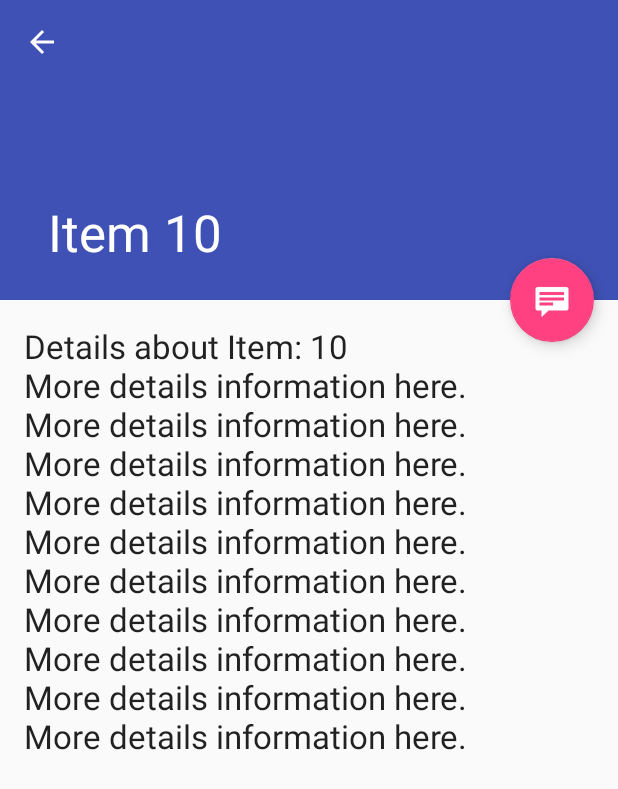
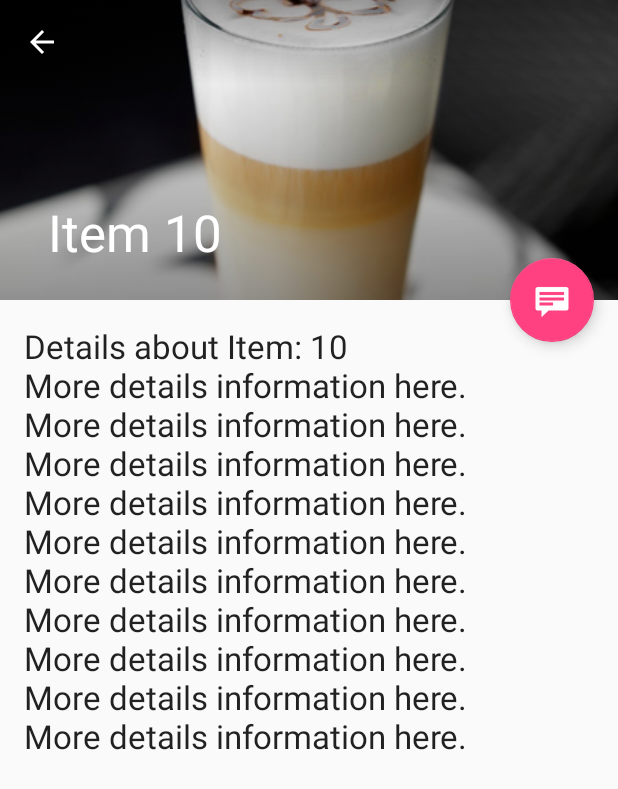
Before and after one commit to anto004/Rent-likeme, an Android app: the screen it shows after launch (RentalDetailActivity), after a tap on "10", on a phone screen of 412 x 824 dp. Shown: the top 789 px of the screen. Run offline under Robolectric (Android 15) with nearby library versions, the phone set to English and light mode, and no system bars; libraries missing offline, so code that uses them is left out: android.support.v7; 1 statement that could not run was skipped; 1 other tap on this screen came first.

Commit message:
RentalDetail has appbar with collapsing image and toolbar with dominated color

```diff
--- a/app/build.gradle
+++ b/app/build.gradle
@@ -1,7 +1,7 @@
 apply plugin: 'com.android.application'
 
 android {
-    compileSdkVersion 26
+    compileSdkVersion 27
     buildToolsVersion "26.0.2"
     defaultConfig {
         applicationId "app.rent_likeme.com.rent_likeme"
@@ -21,10 +21,11 @@ android {
 
 dependencies {
     implementation fileTree(dir: 'libs', include: ['*.jar'])
-    implementation 'com.android.support:appcompat-v7:26.1.0'
-    implementation 'com.android.support:support-v4:26.1.0'
-    implementation 'com.android.support:recyclerview-v7:26.1.0'
-    implementation 'com.android.support:design:26.1.0'
+    implementation 'com.android.support:appcompat-v7:27.1.0'
+    implementation 'com.android.support:support-v4:27.1.0'
+    implementation 'com.android.support:recyclerview-v7:27.1.0'
+    implementation 'com.android.support:design:27.1.0'
+    compile 'com.android.support:palette-v7:27.1.0'
     testImplementation 'junit:junit:4.12'
     androidTestImplementation 'com.android.support.test:runner:1.0.1'
     androidTestImplementation 'com.android.support.test.espresso:espresso-core:3.0.1'
--- a/app/src/main/java/app/rent_likeme/com/rent_likeme/RentalDetailActivity.java
+++ b/app/src/main/java/app/rent_likeme/com/rent_likeme/RentalDetailActivity.java
@@ -1,13 +1,24 @@
 package app.rent_likeme.com.rent_likeme;
 
+import android.graphics.Bitmap;
+import android.graphics.BitmapFactory;
 import android.os.Bundle;
+import android.support.annotation.NonNull;
+import android.support.design.widget.CollapsingToolbarLayout;
 import android.support.design.widget.FloatingActionButton;
 import android.support.design.widget.Snackbar;
 import android.support.v7.app.ActionBar;
 import android.support.v7.app.AppCompatActivity;
+import android.support.v7.graphics.Palette;
 import android.support.v7.widget.Toolbar;
 import android.view.MenuItem;
 import android.view.View;
+import android.widget.ImageView;
+
+import java.io.IOException;
+import java.io.InputStream;
+
+import app.rent_likeme.com.rent_likeme.dummy.DummyContent;
 
 /**
  * An activity representing a single Rental detail screen. This
@@ -39,6 +50,8 @@ public class RentalDetailActivity extends AppCompatActivity {
             actionBar.setDisplayHomeAsUpEnabled(true);
         }
 
+        final CollapsingToolbarLayout collapsingToolbar = (CollapsingToolbarLayout) findViewById(R.id.toolbar_layout);
+
         // savedInstanceState is non-null when there is fragment state
         // saved from previous configurations of this activity
         // (e.g. when rotating the screen from portrait to landscape).
@@ -56,10 +69,45 @@ public class RentalDetailActivity extends AppCompatActivity {
                     getIntent().getStringExtra(RentalDetailFragment.ARG_ITEM_ID));
             RentalDetailFragment fragment = new RentalDetailFragment();
             fragment.setArguments(arguments);
+
             getSupportFragmentManager().beginTransaction()
                     .add(R.id.rental_detail_container, fragment)
                     .commit();
         }
+
+        //clean up required
+        String id = getIntent().getStringExtra(RentalDetailFragment.ARG_ITEM_ID);
+        DummyContent.DummyItem mItem = DummyContent.ITEM_MAP.get(id);
+
+        InputStream inputStream = null;
+        try {
+            String imageName = mItem.image;
+            inputStream = getAssets().open(imageName);
+            Bitmap b = BitmapFactory.decodeStream(inputStream);
+
+            ImageView imageView = findViewById(R.id.detail_image);
+            imageView.setImageBitmap(b);
+
+            Palette.from(b).generate(new Palette.PaletteAsyncListener() {
+                @Override
+                public void onGenerated(@NonNull Palette palette) {
+                    int mutedColor = palette.getMutedColor(R.attr.colorPrimary);
+                    collapsingToolbar.setContentScrimColor(mutedColor);
+                }
+            });
+
+        } catch (IOException e) {
+            e.printStackTrace();
+        } finally{
+            if(inputStream != null){
+                try {
+                    inputStream.close();
+                } catch (IOException e) {
+                    e.printStackTrace();
+                }
+            }
+        }
+
     }
 
     @Override
--- a/app/src/main/java/app/rent_likeme/com/rent_likeme/RentalDetailFragment.java
+++ b/app/src/main/java/app/rent_likeme/com/rent_likeme/RentalDetailFragment.java
@@ -1,8 +1,8 @@
 package app.rent_likeme.com.rent_likeme;
 
 import android.app.Activity;
+import android.os.Bundle;
 import android.support.design.widget.CollapsingToolbarLayout;
-import android.os.Bundle;
 import android.support.v4.app.Fragment;
 import android.view.LayoutInflater;
 import android.view.View;
--- a/app/src/main/java/app/rent_likeme/com/rent_likeme/RentalListActivity.java
+++ b/app/src/main/java/app/rent_likeme/com/rent_likeme/RentalListActivity.java
@@ -12,6 +12,7 @@ import android.support.v7.widget.Toolbar;
 import android.view.LayoutInflater;
 import android.view.View;
 import android.view.ViewGroup;
+import android.widget.ImageView;
 import android.widget.TextView;
 
 import java.util.List;
@@ -99,6 +100,7 @@ public class RentalListActivity extends AppCompatActivity {
                         arguments.putString(RentalDetailFragment.ARG_ITEM_ID, holder.mItem.id);
                         RentalDetailFragment fragment = new RentalDetailFragment();
                         fragment.setArguments(arguments);
+
                         getSupportFragmentManager().beginTransaction()
                                 .replace(R.id.rental_detail_container, fragment)
                                 .commit();
@@ -123,6 +125,7 @@ public class RentalListActivity extends AppCompatActivity {
             public final View mView;
             public final TextView mIdView;
             public final TextView mContentView;
+            public final ImageView mImageView;
             public DummyContent.DummyItem mItem;
 
             public ViewHolder(View view) {
@@ -130,6 +133,7 @@ public class RentalListActivity extends AppCompatActivity {
                 mView = view;
                 mIdView = (TextView) view.findViewById(R.id.id);
                 mContentView = (TextView) view.findViewById(R.id.content);
+                mImageView = (ImageView) view.findViewById(R.id.detail_image);
             }
 
             @Override
--- a/app/src/main/java/app/rent_likeme/com/rent_likeme/dummy/DummyContent.java
+++ b/app/src/main/java/app/rent_likeme/com/rent_likeme/dummy/DummyContent.java
@@ -1,9 +1,11 @@
 package app.rent_likeme.com.rent_likeme.dummy;
 
 import java.util.ArrayList;
+import java.util.Arrays;
 import java.util.HashMap;
 import java.util.List;
 import java.util.Map;
+import java.util.Random;
 
 /**
  * Helper class for providing sample content for user interfaces created by
@@ -17,6 +19,8 @@ public class DummyContent {
      * An array of sample (dummy) items.
      */
     public static final List<DummyItem> ITEMS = new ArrayList<DummyItem>();
+    public static final List<String> mImageNames= Arrays.asList("apple_pie.jpg", "artichokes.jpg",
+            "berry_tart.jpg", "brownie.jpg", "cafe_latte.jpg", "cheesecake.jpg");
 
     /**
      * A map of sample (dummy) items, by ID.
@@ -38,7 +42,9 @@ public class DummyContent {
     }
 
     private static DummyItem createDummyItem(int position) {
-        return new DummyItem(String.valueOf(position), "Item " + position, makeDetails(position));
+        return new DummyItem(String.valueOf(position),
+                "Item " + position, makeDetails(position),
+                getImageName());
     }
 
     private static String makeDetails(int position) {
@@ -50,6 +56,11 @@ public class DummyContent {
         return builder.toString();
     }
 
+    private static String getImageName(){
+        Random rand = new Random();
+        return mImageNames.get(rand.nextInt(mImageNames.size()));
+    }
+
     /**
      * A dummy item representing a piece of content.
      */
@@ -57,11 +68,13 @@ public class DummyContent {
         public final String id;
         public final String content;
         public final String details;
+        public final String image;
 
-        public DummyItem(String id, String content, String details) {
+        public DummyItem(String id, String content, String details, String image) {
             this.id = id;
             this.content = content;
             this.details = details;
+            this.image = image;
         }
 
         @Override
--- /dev/null
+++ b/app/src/main/res/drawable/scrim_bottom.xml
@@ -0,0 +1,8 @@
+<?xml version="1.0" encoding="utf-8"?>
+<shape xmlns:android="http://schemas.android.com/apk/res/android"
+    android:shape="rectangle">
+    <gradient
+        android:angle="90"
+        android:endColor="@android:color/transparent"
+        android:startColor="#66000000" />
+</shape>
--- /dev/null
+++ b/app/src/main/res/drawable/scrim_top.xml
@@ -0,0 +1,8 @@
+<?xml version="1.0" encoding="utf-8"?>
+<shape xmlns:android="http://schemas.android.com/apk/res/android"
+    android:shape="rectangle">
+    <gradient
+        android:angle="270"
+        android:endColor="@android:color/transparent"
+        android:startColor="#66000000" />
+</shape>
--- a/app/src/main/res/layout/activity_rental_detail.xml
+++ b/app/src/main/res/layout/activity_rental_detail.xml
@@ -20,8 +20,29 @@
             android:layout_height="match_parent"
             android:fitsSystemWindows="true"
             app:contentScrim="?attr/colorPrimary"
-            app:layout_scrollFlags="scroll|exitUntilCollapsed"
+            app:layout_scrollFlags="scroll|exitUntilCollapsed|snap"
             app:toolbarId="@+id/toolbar">
+
+            <ImageView
+                android:id="@+id/detail_image"
+                android:layout_width="match_parent"
+                android:layout_height="match_parent"
+                android:contentDescription="Detail Image"
+                android:fitsSystemWindows="true"
+                android:scaleType="centerCrop"
+                app:layout_collapseMode="parallax" />
+
+            <View
+                android:layout_width="match_parent"
+                android:layout_height="?attr/actionBarSize"
+                android:layout_gravity="top"
+                android:background="@drawable/scrim_top"/>
+
+            <View
+                android:layout_width="match_parent"
+                android:layout_height="160dp"
+                android:layout_gravity="bottom"
+                android:background="@drawable/scrim_bottom"/>
 
             <android.support.v7.widget.Toolbar
                 android:id="@+id/detail_toolbar"
```
Also changed, not shown: app/src/main/assets/apple_pie.jpg (added), app/src/main/assets/artichokes.jpg (added), app/src/main/assets/berry_tart.jpg (added), app/src/main/assets/brownie.jpg (added), app/src/main/assets/cafe_latte.jpg (added), app/src/main/assets/cheesecake.jpg (added), app/src/main/res/drawable/apple_pie_drawable.jpg (added).
